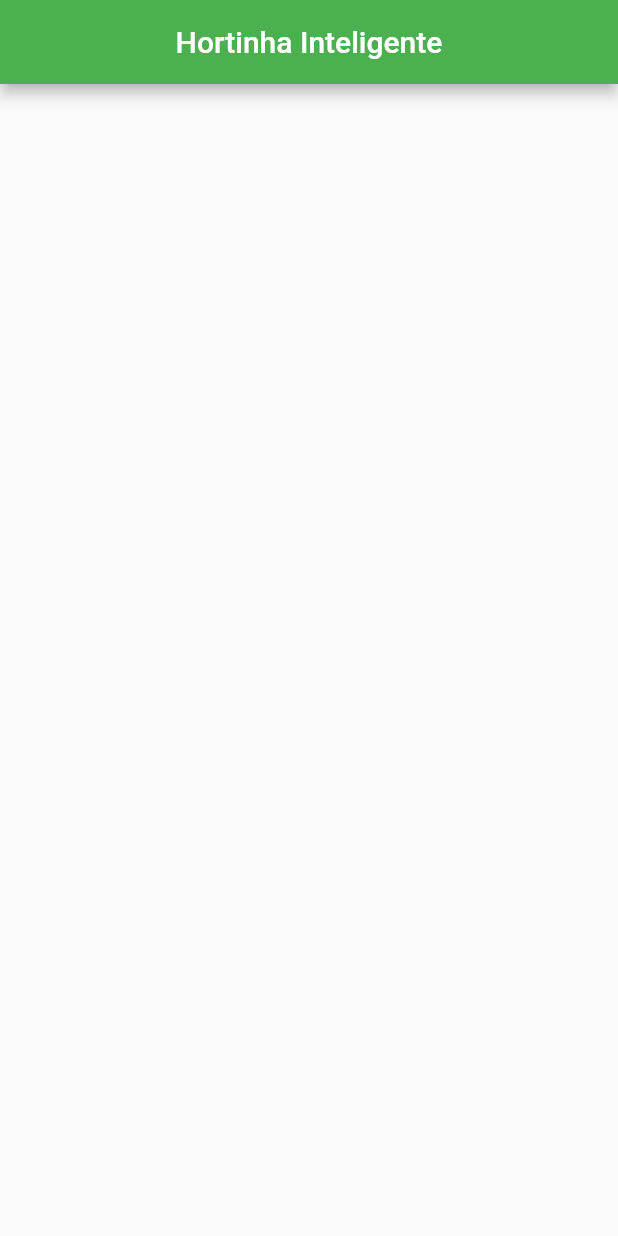
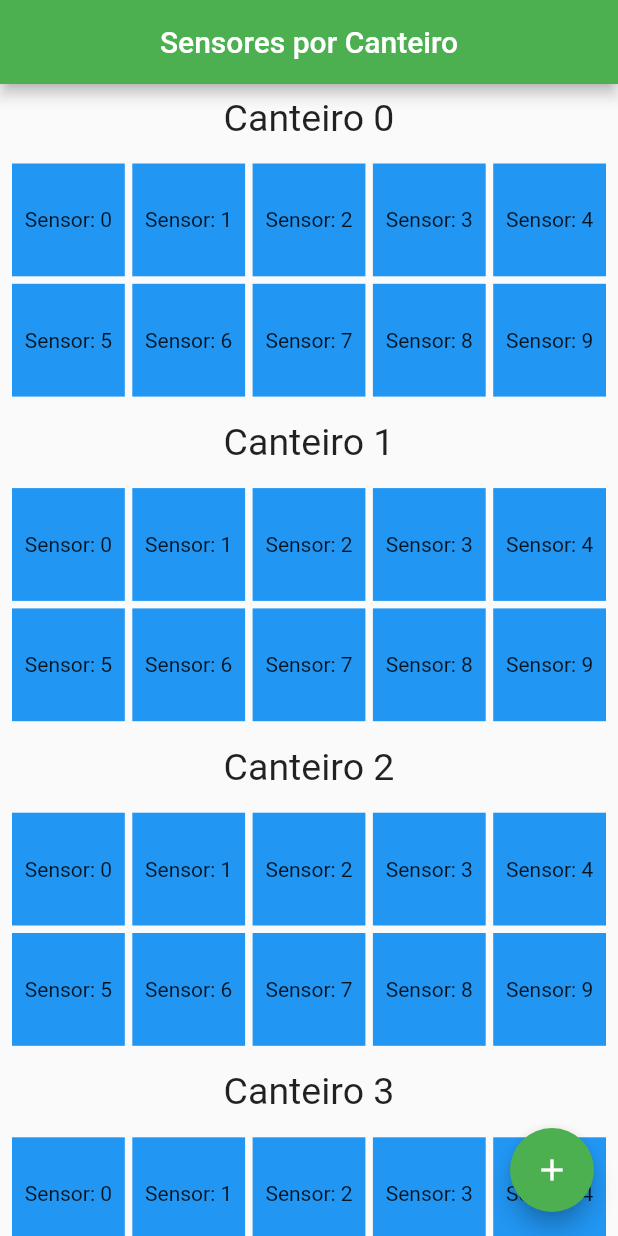
Before and after one commit to fabianogadenz/hortinha, a Flutter app: the HomeScreen screen opened directly, on a phone screen of 412 x 824 dp. Run offline on Flutter 3.47's test engine with Material 2 defaults, Android fonts, the phone set to English and light mode, and no system bars; our stand-ins replace flutter_icons, flutter_sticky_header.

Commit message:
listagem de grid dos sensores criada

```diff
--- a/lib/main.dart
+++ b/lib/main.dart
@@ -1,4 +1,5 @@
 import 'package:flutter/material.dart';
+import 'package:hortinha/screens/details_screen.dart';
 import 'package:hortinha/screens/home_screen.dart';
 import 'package:hortinha/screens/login_screen.dart';
 
@@ -12,7 +13,7 @@ class MyApp extends StatelessWidget {
       theme: ThemeData(
         primarySwatch: Colors.green,
       ),
-      home: LoginScreen(),
+      home: DetailsScreen(),
     );
   }
 }
--- a/lib/screens/home_screen.dart
+++ b/lib/screens/home_screen.dart
@@ -1,4 +1,5 @@
 import 'package:flutter/material.dart';
+import 'package:flutter_sticky_header/flutter_sticky_header.dart';
 
 class HomeScreen extends StatefulWidget {
   @override
@@ -10,16 +11,43 @@ class _HomeScreenState extends State<HomeScreen> {
   Widget build(BuildContext context) {
     return Scaffold(
         appBar: AppBar(
-        title: Text("Hortinha Inteligente"),
+          title: Text("Sensores por Canteiro"),
           centerTitle: true,
         ),
-      body: SingleChildScrollView(
-        child: Column(
+        floatingActionButton: FloatingActionButton(onPressed: (){
+        }, child: Icon(Icons.add),),
+        body: ListView.builder(
+          itemCount: 4,
+          itemBuilder: (context, index) {
+            return Column(
               children: <Widget>[
-
-          ],
+                Padding(
+                  padding: const EdgeInsets.all(8.0),
+                  child: Text("Canteiro $index", style: TextStyle(fontSize: 25.0),),
+                ),
+                Padding(
+                  padding: const EdgeInsets.all(8.0),
+                  child: GridView.builder(
+                   // physics: NeverScrollableScrollPhysics(),
+                    physics: ClampingScrollPhysics(),
+                    shrinkWrap: true,
+                    gridDelegate: SliverGridDelegateWithFixedCrossAxisCount(
+                      crossAxisCount: 5,
+                      crossAxisSpacing: 5.0,
+                      mainAxisSpacing: 5.0,
+                    ),
+                    itemCount: 10,
+                    itemBuilder: (context, index) {
+                      return Container(
+                        color: Colors.blue,
+                        child: Center(child: Text("Sensor: $index")),
+                      );
+                    },
                   ),
                 ),
+              ],
             );
+          },
+        ));
   }
 }
--- a/pubspec.yaml
+++ b/pubspec.yaml
@@ -12,6 +12,8 @@ dependencies:
 
   cupertino_icons: ^0.1.2
   flutter_icons: ^0.1.3
+  flutter_sticky_header: ^0.3.4
+
 
 
 dev_dependencies:
```
Also changed, not shown: pubspec.lock. Lines whose indentation alone changed are shown as unchanged.
